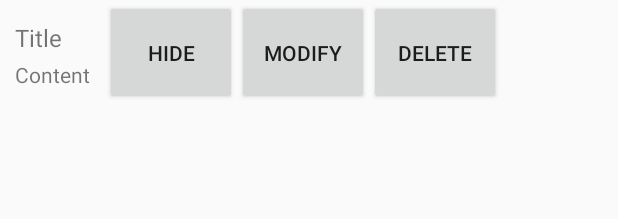
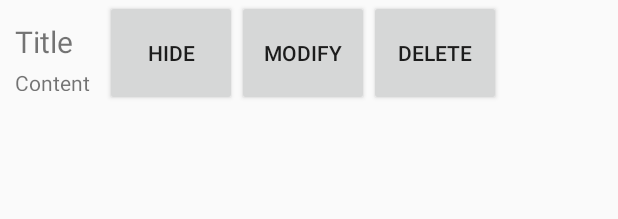
Before and after one commit to Jordyz96/SDP_Cabbage_Squad, an Android app: the layout style_list.xml on its own in the app's theme, with its tools: preview values and no code run, on a phone screen of 412 x 824 dp. Shown: the top 219 px of the screen. Run offline under Robolectric (Android 15) with nearby library versions, the phone set to English and light mode, and no system bars.

Commit message:
Items on the listView is now clickable
nothing important , just to make items clickable...

```diff
--- a/app/src/main/java/com/cabbage/sdpjournal/SwipeListView/SwipeListView.java
+++ b/app/src/main/java/com/cabbage/sdpjournal/SwipeListView/SwipeListView.java
@@ -54,9 +54,12 @@ public class SwipeListView extends ListView {
     public void clearSwipeListViewScroll(){
         scrolls.clear();
     }
+
     @Override
     public boolean onTouchEvent(MotionEvent ev) {
         closeAllSwipeListViewScroll();
         return super.onTouchEvent(ev);
     }
+
+
 }
--- a/app/src/main/java/com/cabbage/sdpjournal/SwipeListView/SwipeListViewScroll.java
+++ b/app/src/main/java/com/cabbage/sdpjournal/SwipeListView/SwipeListViewScroll.java
@@ -47,7 +47,7 @@ public class SwipeListViewScroll extends HorizontalScrollView {
         if(changed){
             width=r-l;
             initLayout(width);
-            measureChildren(width,b-t);//重新设置了子元素LayoutParams，更新子元素
+            measureChildren(width,b-t);
         }
         super.onLayout(changed, l, t, r, b);
     }
--- a/app/src/main/res/layout/style_list.xml
+++ b/app/src/main/res/layout/style_list.xml
@@ -20,8 +20,8 @@
                     android:id="@+id/tvNoteTitleInStyle_list"
                     android:text="Title"
                     android:gravity="center_vertical"
-                    android:height="30dp"
-                    android:textSize="16dp"
+                    android:height="35dp"
+                    android:textSize="20dp"
                     android:layout_width="match_parent"
                     android:layout_height="wrap_content" />
                 <TextView
@@ -29,7 +29,7 @@
                     android:text="Content"
                     android:textSize="14dp"
                     android:gravity="center_vertical"
-                    android:height="20dp"
+                    android:height="15dp"
                     android:layout_width="match_parent"
                     android:layout_height="wrap_content" />
             </LinearLayout>
```
Also changed, not shown: app/src/main/java/com/cabbage/sdpjournal/NoteBookListViewActivity.java (+26 -8 lines).
